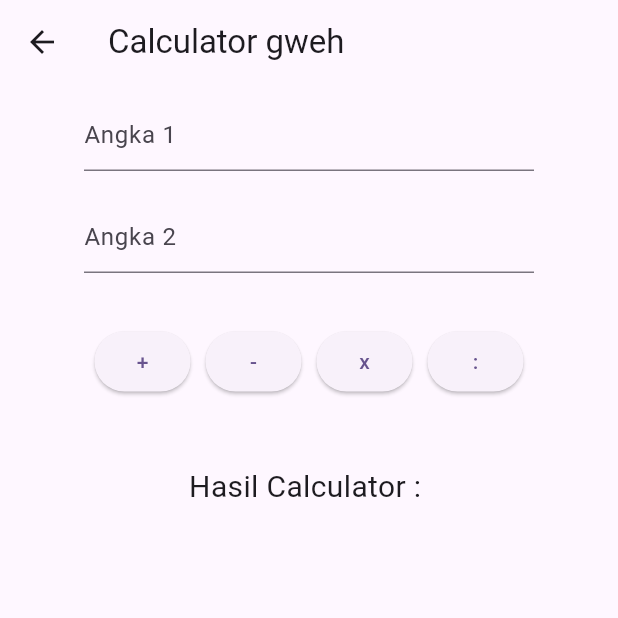
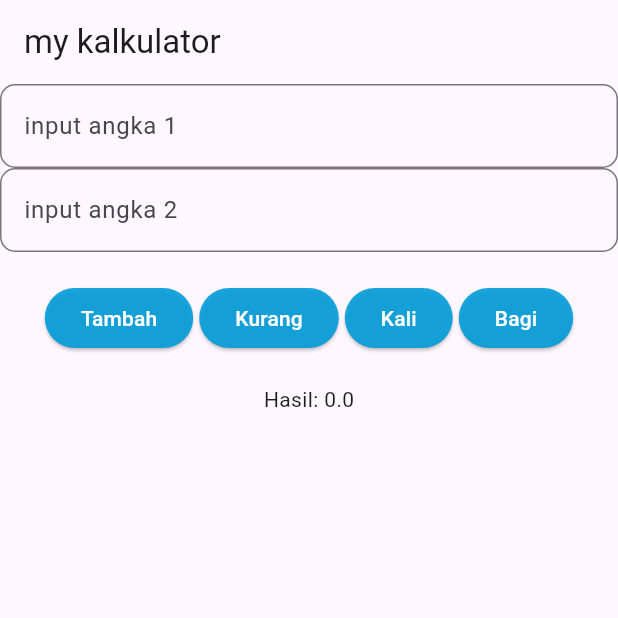
Before and after one commit to ubaysigma/Belajar11PPLG2, a Flutter app: the CalculatorPage screen opened directly, on a phone screen of 412 x 824 dp, the top half of it. Run offline on Flutter 3.47's test engine with Material 3 defaults, Android fonts, the phone set to English and light mode, and no system bars; our stand-ins replace get.

Commit message:
controller

```diff
--- a/lib/calculator_page.dart
+++ b/lib/calculator_page.dart
@@ -1,114 +1,55 @@
+import 'package:belajarflutter11pplg2/components/mybutton.dart';
+import 'package:belajarflutter11pplg2/components/mytextfield.dart';
+import 'package:belajarflutter11pplg2/controllers/calculator_controller.dart';
 import 'package:flutter/material.dart';
-import 'package:flutter/services.dart';
+import 'package:get/get.dart';
 
-class CalculatorPage extends StatefulWidget {
-  const new({super.key});
+class CalculatorPage extends StatelessWidget {
+  CalculatorPage({super.key});
 
-  @override
-  State<CalculatorPage> createState() => _CalculatorPageState();
+  final controller = Get.put(CalculatorController());
+  final txtangka1 = TextEditingController();
+  final txtangka2 = TextEditingController();
 
-
-}
-
-class _CalculatorPageState extends State<CalculatorPage> {
-  final TextEditingController angka1Controller = TextEditingController();
-  final TextEditingController angka2Controller = TextEditingController();
-  final TextEditingController hasilController = TextEditingController();
-
-  void hitung (String operator){
-    double angka1 = double.parse(angka1Controller.text);
-    double angka2 = double.parse(angka2Controller.text);
-    double hasil = 0;
-
-    if (operator == "+"){
-      hasil = angka1 + angka2;
-    } else if (operator == "-"){
-      hasil = angka1 - angka2;
-    } else if (operator == "x"){
-      hasil = angka1 * angka2;
-    } else if (operator == ":"){
-      hasil = angka1 / angka2;
-    }
-
-    setState(() {
-      hasilController.text = hasil.toString();
-    });
+  // Function pembuat tombol (function memanggil function)
+  Widget tombol(String teks, void Function(String, String) aksi) {
+    return Mybutton(
+      text: teks,
+      onPressed: () => aksi(txtangka1.text, txtangka2.text),
+      margin: const EdgeInsets.symmetric(horizontal: 2, vertical: 20),
+      style: ElevatedButton.styleFrom(
+        backgroundColor: const Color.fromARGB(230, 3, 157, 218),
+        foregroundColor: Colors.white,
+      ),
+    );
   }
-
-
 
   @override
   Widget build(BuildContext context) {
     return Scaffold(
-      appBar: AppBar(
-        title: Text("Calculator gweh")
-      ),
-      body:
-      Column(
+      appBar: AppBar(title: const Text("my kalkulator")),
+      body: Column(
         children: [
-          Container(
-            width: 300,
-            margin: EdgeInsets.all(10),
-            child: TextField(
-              controller: angka1Controller,
-              decoration: InputDecoration(hintText: "Angka 1"),
-              keyboardType: TextInputType.number,
-              inputFormatters: [
-                FilteringTextInputFormatter.digitsOnly,
-              ],
-            ),
+          Mytextfield(
+            hint: "input angka 1",
+            txtcontroller: txtangka1,
+            numericOnly: true,
           ),
-          Container(
-            width: 300,
-            margin: EdgeInsets.all(10),
-            child: TextField(
-              controller: angka2Controller,
-              decoration: InputDecoration(hintText: "Angka 2"),
-              keyboardType: TextInputType.number,
-              inputFormatters: [
-                FilteringTextInputFormatter.digitsOnly,
-              ],
-            ),
+          Mytextfield(
+            hint: "input angka 2",
+            txtcontroller: txtangka2,
+            numericOnly: true,
           ),
-          Container(
-            margin: EdgeInsets.all(20),
-            child: Row(
-              mainAxisAlignment: MainAxisAlignment.center,
-              children: [
-                  Container(
-                    margin: EdgeInsets.all(5),
-                    child: ElevatedButton(onPressed: (){
-                      hitung("+");
-
-                    }, child: Text("+"))),
-                  Container(
-                    margin: EdgeInsets.all(5),
-                    child: ElevatedButton(onPressed: (){
-                      hitung("-");
-
-                    }, child: Text("-"))),
-                  Container(
-                    margin: EdgeInsets.all(5),
-                    child: ElevatedButton(onPressed: (){
-                      hitung("x");
-
-                    }, child: Text("x"))),
-                  Container(
-                    margin: EdgeInsets.all(5),
-                    child: ElevatedButton(onPressed: (){
-                      hitung(":");
-
-                    }, child: Text(":"))),
-
-              ],
-            )
+          Row(
+            mainAxisAlignment: MainAxisAlignment.center,
+            children: [
+              tombol("Tambah", controller.tambah),
+              tombol("Kurang", controller.kurang),
+              tombol("Kali", controller.kali),
+              tombol("Bagi", controller.bagi),
+            ],
           ),
-
-          Container(
-            child: Text("Hasil Calculator : ${hasilController.text}",
-            style: TextStyle(fontSize: 20),),
-            margin: EdgeInsets.all(20),
-          ),
+          Obx(() => Text("Hasil: ${controller.hasilhitung.value}")),
         ],
       ),
     );
--- a/lib/components/mybutton.dart
+++ b/lib/components/mybutton.dart
@@ -3,13 +3,20 @@ import 'package:flutter/material.dart';
 class Mybutton extends StatelessWidget {
   final String text;
   final VoidCallback onPressed;
-  const Mybutton({super.key, required this.text, required this.onPressed});
+  final ButtonStyle? style;
+  final EdgeInsetsGeometry? margin;
+  const Mybutton({super.key, required this.text, required this.onPressed,this.style, this.margin = EdgeInsets.zero});
 
   @override
   Widget build(BuildContext context) {
-    return ElevatedButton(
+    return Padding(
+      padding: margin!,
+      child:ElevatedButton(
+
       onPressed: onPressed,
       child: Text(text),
+      style: style,
+      )
     );
   }
 }
--- a/lib/components/mytextfield.dart
+++ b/lib/components/mytextfield.dart
@@ -1,20 +1,28 @@
 import 'package:flutter/material.dart';
+import 'package:flutter/services.dart';
 
 class Mytextfield extends StatelessWidget {
   final String hint;
   final TextEditingController txtcontroller;
+  final bool numericOnly;
+
 
   const Mytextfield({
     super.key,
     required this.hint,
     required this.txtcontroller,
+    this.numericOnly = false,
   });
 
   @override
   Widget build(BuildContext context) {
     return TextField(
       controller: txtcontroller,
-      decoration: InputDecoration(hintText: hint, border: OutlineInputBorder(borderRadius: BorderRadius.circular(10))),
+      decoration: InputDecoration(hintText: hint, border: OutlineInputBorder(borderRadius: BorderRadius.circular(10)),),
+      keyboardType: numericOnly ? TextInputType.number : TextInputType.text,
+      inputFormatters: numericOnly?
+          [FilteringTextInputFormatter.digitsOnly]
+          : null,
     );
   }
 }
--- a/lib/login_page.dart
+++ b/lib/login_page.dart
@@ -27,6 +27,7 @@ class _LoginPageState extends State<LoginPage> {
             child: Mytextfield(
               hint: "Input Username",
               txtcontroller: txtusername,
+              numericOnly: false,
             ),
           ),
           Container(
@@ -34,6 +35,7 @@ class _LoginPageState extends State<LoginPage> {
             child: Mytextfield(
               hint: "Input Password",
               txtcontroller: txtpassword,
+              numericOnly: false,
             ),
           ),
           Container(
--- a/pubspec.yaml
+++ b/pubspec.yaml
@@ -34,6 +34,7 @@ dependencies:
   # The following adds the Cupertino Icons font to your application.
   # Use with the CupertinoIcons class for iOS style icons.
   cupertino_icons: ^1.0.8
+  get: ^4.7.3
 
 dev_dependencies:
   flutter_test:
```
Also changed, not shown: lib/controllers/calculator_controller.dart (added, +58 -0 lines), lib/main.dart (+4 -21 lines), lib/registration_page.dart (added, +20 -0 lines), lib/registration_controller.dart (added), pubspec.lock.
